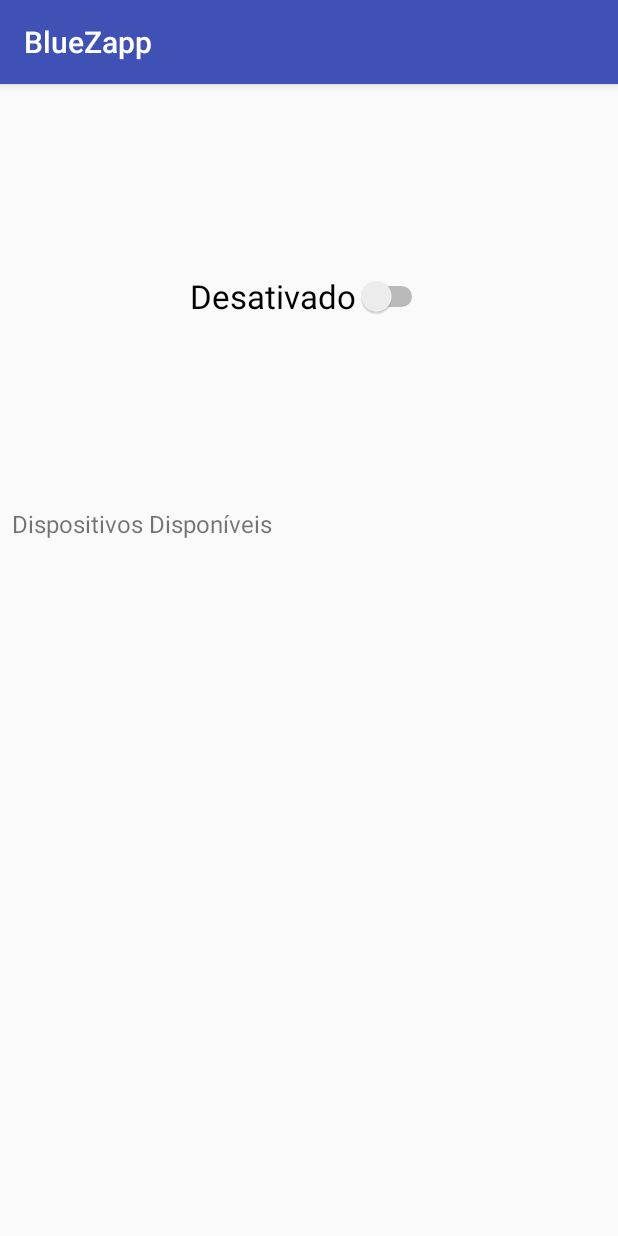
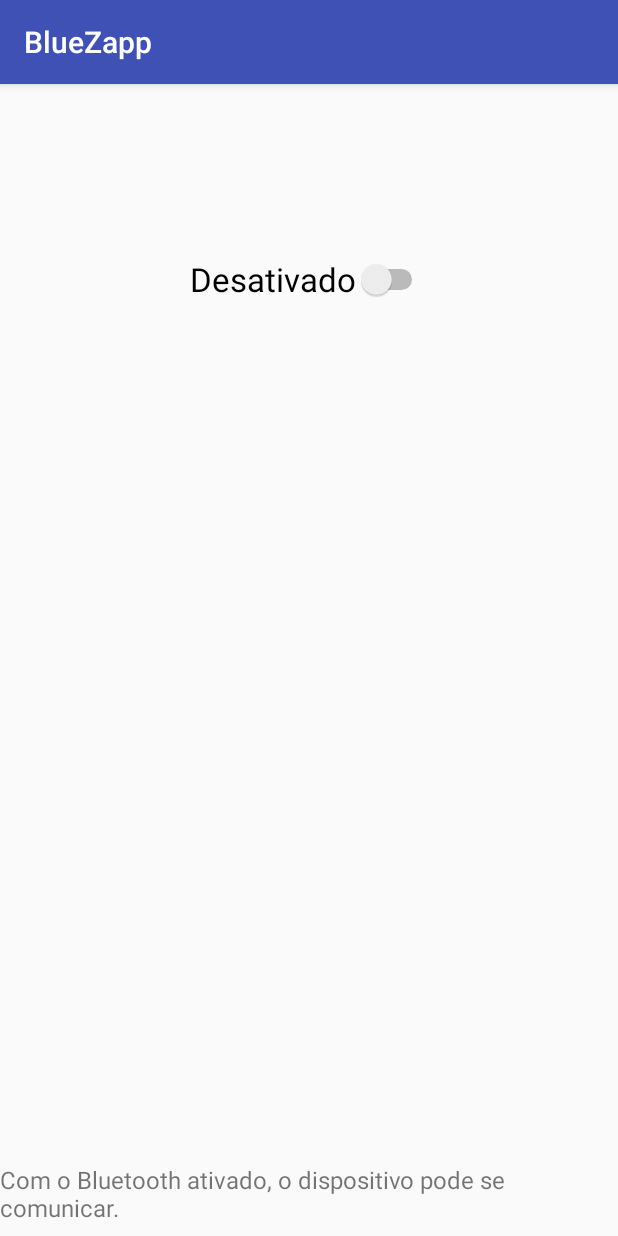
Before and after one commit to oscaresende/Bluetooth, an Android app: the screen it shows after launch (MainActivity), on a phone screen of 412 x 824 dp. Run offline under Robolectric (Android 15) with nearby library versions, the phone set to English and light mode, and no system bars.

Commit message:
ajustes no bluezapp

```diff
--- a/BlueZapp122/app/src/main/AndroidManifest.xml
+++ b/BlueZapp122/app/src/main/AndroidManifest.xml
@@ -8,7 +8,7 @@
     <application android:allowBackup="true" android:icon="@mipmap/ic_launcher"
         android:label="BlueZapp" android:roundIcon="@mipmap/ic_launcher_round"
         android:supportsRtl="true" android:theme="@style/AppTheme">
-        <activity android:name="matc89.exercicio1.MainActivity">
+        <activity android:name="matc89.exercicio1.MainActivity"  android:screenOrientation="portrait">
             <intent-filter>
                 <action android:name="android.intent.action.MAIN" />
 
--- a/BlueZapp122/app/src/main/java/matc89/exercicio1/MainActivity.java
+++ b/BlueZapp122/app/src/main/java/matc89/exercicio1/MainActivity.java
@@ -27,6 +27,7 @@ public class MainActivity extends AppCompatActivity {
     BluetoothAdapter bluetoothAdapter;
     ArrayAdapter<String> arrayAdapter;
     TextView textView;
+    TextView textView2;
     ProgressBar progbar;
 
     @Override
@@ -38,6 +39,7 @@ public class MainActivity extends AppCompatActivity {
         listView = (ListView)findViewById(R.id.listView);
         arrayAdapter = new ArrayAdapter<>(this, android.R.layout.simple_list_item_1);
         textView = (TextView)findViewById(R.id.textView);
+        textView2 = (TextView)findViewById(R.id.textView2);
         progbar = (ProgressBar) findViewById(R.id.progressBar);
 
         if (ContextCompat.checkSelfPermission(MainActivity.this, Manifest.permission.ACCESS_COARSE_LOCATION) != PackageManager.PERMISSION_GRANTED) {
@@ -54,10 +56,16 @@ public class MainActivity extends AppCompatActivity {
 
                 switch1.setChecked(true);
                 switch1.setText("Ativado");
-                textView.setText("Dispositivos Disponíveis");
+                textView.setText("Dispositivos Disponíveis ----------------------------");
                 progbar.setVisibility(View.VISIBLE);
+                textView2.setText("");
 
                 listarDispositivos(this);
+            }
+            else
+            {
+                textView.setText("");
+                textView2.setText("Com o Bluetooth ativado, o dispositivo pode se comunicar.");
             }
         }
 
@@ -71,7 +79,8 @@ public class MainActivity extends AppCompatActivity {
                     }
 
                     switch1.setText("Ativado");
-                    textView.setText("Dispositivos Disponíveis");
+                    textView.setText("Dispositivos Disponíveis ----------------------------");
+                    textView2.setText("");
                     progbar.setVisibility(View.VISIBLE);
 
                     while (bluetoothAdapter.isDiscovering() == false) {
@@ -82,6 +91,7 @@ public class MainActivity extends AppCompatActivity {
                     {
                         switch1.setText("Desativado");
                         textView.setText("");
+                        textView2.setText("Com o Bluetooth ativado, o dispositivo pode se comunicar.");
                         progbar.setVisibility(View.INVISIBLE);
                         arrayAdapter.clear();
                         if (bluetoothAdapter.isEnabled())
--- a/BlueZapp122/app/src/main/res/layout/activity_main.xml
+++ b/BlueZapp122/app/src/main/res/layout/activity_main.xml
@@ -17,20 +17,6 @@
         app:layout_constraintStart_toStartOf="parent"
         app:layout_constraintTop_toTopOf="parent" />
 
-    <ListView
-        android:id="@+id/listView"
-        android:layout_width="332dp"
-        android:layout_height="440dp"
-        android:layout_marginBottom="16dp"
-        android:layout_marginEnd="8dp"
-        android:layout_marginLeft="8dp"
-        android:layout_marginRight="8dp"
-        android:layout_marginStart="8dp"
-        app:layout_constraintBottom_toBottomOf="parent"
-        app:layout_constraintEnd_toEndOf="parent"
-        app:layout_constraintHorizontal_bias="0.428"
-        app:layout_constraintStart_toStartOf="parent" />
-
     <TextView
         android:id="@+id/textView"
         android:layout_width="wrap_content"
@@ -40,7 +26,7 @@
         android:layout_marginLeft="8dp"
         android:layout_marginRight="8dp"
         android:layout_marginStart="8dp"
-        android:text="Dispositivos Disponíveis"
+        android:text="Dispositivos Disponíveis ----------------------------"
         android:textSize="16dp"
         app:layout_constraintBottom_toTopOf="@+id/listView"
         app:layout_constraintEnd_toEndOf="parent"
@@ -65,4 +51,31 @@
         app:layout_constraintStart_toEndOf="@+id/textView"
         app:layout_constraintTop_toBottomOf="@+id/switch1"
         app:layout_constraintVertical_bias="1.0" />
+
+    <TextView
+        android:id="@+id/textView2"
+        android:layout_width="wrap_content"
+        android:layout_height="wrap_content"
+        android:layout_marginBottom="8dp"
+        android:layout_marginEnd="8dp"
+        android:layout_marginLeft="8dp"
+        android:layout_marginRight="8dp"
+        android:layout_marginStart="8dp"
+        android:text="Com o BlueZapp ativado, o dispositivo pode se comunicar."
+        android:textSize="16dp"
+        app:layout_constraintBottom_toBottomOf="parent"
+        app:layout_constraintEnd_toEndOf="parent"
+        app:layout_constraintStart_toStartOf="parent" />
+
+    <ListView
+        android:id="@+id/listView"
+        android:layout_width="332dp"
+        android:layout_height="430dp"
+        android:layout_marginEnd="8dp"
+        android:layout_marginLeft="8dp"
+        android:layout_marginRight="8dp"
+        android:layout_marginStart="8dp"
+        app:layout_constraintBottom_toTopOf="@+id/textView2"
+        app:layout_constraintEnd_toEndOf="parent"
+        app:layout_constraintStart_toStartOf="parent" />
 </android.support.constraint.ConstraintLayout>
```
